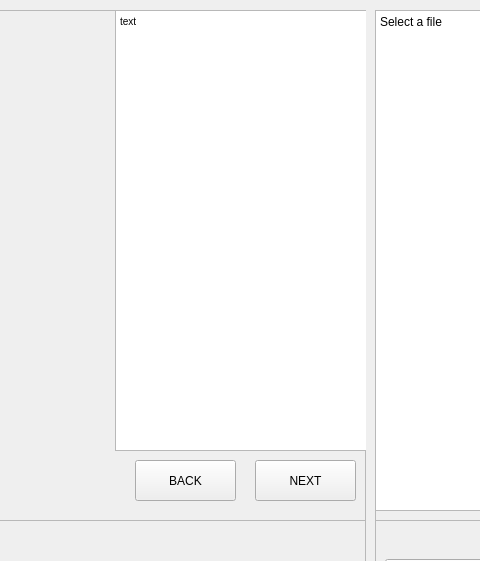
Old version of the form PIG_Tracker_V2.ui in the repository Ponti23/tracker_project; both pictures show x 605 to 1085 and y 0 to 561 of the 1217 by 801 pixel window.
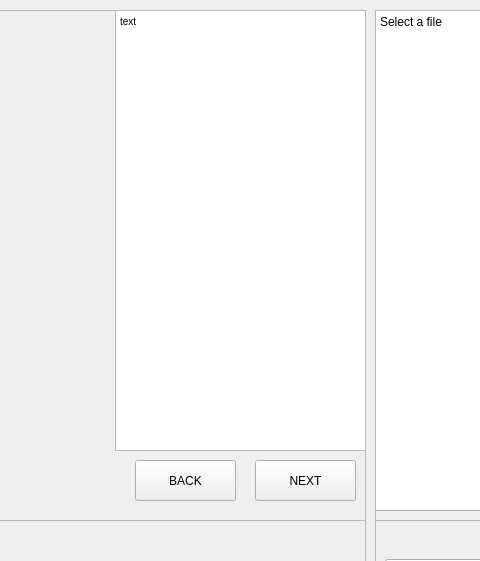
New version of the form.

Commit message: Testing of how to save PDF

The edit to the form file:
```diff
--- a/PIG_Tracker_V2.ui
+++ b/PIG_Tracker_V2.ui
@@ -84,7 +84,7 @@
       <rect>
        <x>710</x>
        <y>0</y>
-       <width>261</width>
+       <width>251</width>
        <height>441</height>
       </rect>
      </property>
@@ -101,8 +101,8 @@
       <string>&lt;!DOCTYPE HTML PUBLIC &quot;-//W3C//DTD HTML 4.0//EN&quot; &quot;http://www.w3.org/TR/REC-html40/strict.dtd&quot;&gt;
 &lt;html&gt;&lt;head&gt;&lt;meta name=&quot;qrichtext&quot; content=&quot;1&quot; /&gt;&lt;style type=&quot;text/css&quot;&gt;
 p, li { white-space: pre-wrap; }
-&lt;/style&gt;&lt;/head&gt;&lt;body style=&quot; font-family:'MS Shell Dlg 2'; font-size:8.25pt; font-weight:400; font-style:normal;&quot;&gt;
-&lt;p style=&quot; margin-top:0px; margin-bottom:0px; margin-left:0px; margin-right:0px; -qt-block-indent:0; text-indent:0px;&quot;&gt;&lt;span style=&quot; font-size:7.8pt;&quot;&gt;text&lt;/span&gt;&lt;/p&gt;&lt;/body&gt;&lt;/html&gt;</string>
+&lt;/style&gt;&lt;/head&gt;&lt;body style=&quot; font-family:'MS Shell Dlg 2'; font-size:7.8pt; font-weight:400; font-style:normal;&quot;&gt;
+&lt;p style=&quot; margin-top:0px; margin-bottom:0px; margin-left:0px; margin-right:0px; -qt-block-indent:0; text-indent:0px;&quot;&gt;text&lt;/p&gt;&lt;/body&gt;&lt;/html&gt;</string>
      </property>
     </widget>
     <widget class="QPushButton" name="next_btn">
```
Left out of the diff: 2 changed lines with no effect on the pictures. The commit also changes 1 other file.
